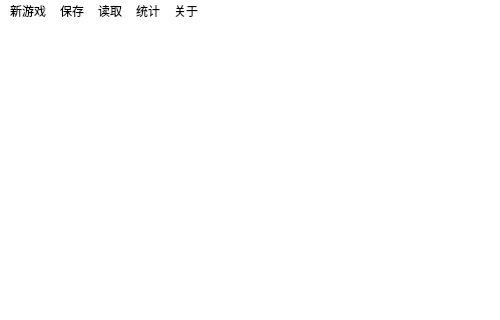
First picture: the form in mainwindow.ui, repository houhaotian/qt_sudoku, before the edit; both pictures show x 0 to 500 and y 0 to 320 of the 500 by 500 pixel window.
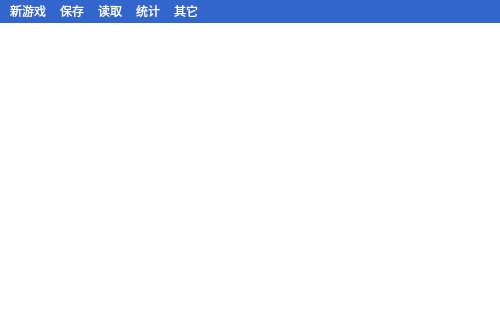
Second picture: the form after the edit.

What changed in the file:
```diff
--- a/mainwindow.ui
+++ b/mainwindow.ui
@@ -44,7 +44,14 @@
      <height>25</height>
     </rect>
    </property>
-   <widget class="QMenu" name="menu">
+   <property name="styleSheet">
+    <string notr="true">background-color: rgb(51, 102, 204);
+color: rgb(255, 255, 255);</string>
+   </property>
+   <widget class="QMenu" name="newGame">
+    <property name="styleSheet">
+     <string notr="true">selection-color: rgb(85, 85, 255);E</string>
+    </property>
     <property name="title">
      <string>新游戏</string>
     </property>
@@ -64,16 +71,16 @@
      <string>统计</string>
     </property>
    </widget>
-   <widget class="QMenu" name="menu_5">
+   <widget class="QMenu" name="others">
     <property name="title">
-     <string>关于</string>
+     <string>其它</string>
     </property>
    </widget>
-   <addaction name="menu"/>
+   <addaction name="newGame"/>
    <addaction name="menu_2"/>
    <addaction name="menu_3"/>
    <addaction name="menu_4"/>
-   <addaction name="menu_5"/>
+   <addaction name="others"/>
   </widget>
  </widget>
  <layoutdefault spacing="6" margin="11"/>
```
Left out of the diff: 25 changed lines with no effect on the pictures.
